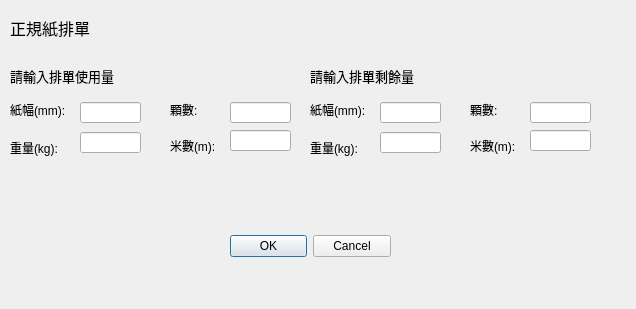
Old version of the form paperschedule.ui in the repository Po-haoHuang/huitong-paper.
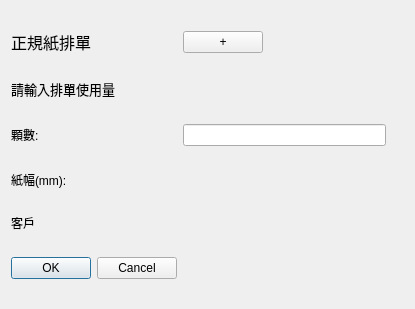
New version of the form.

Commit message:
dyma,ic num of input  number in schedule done
Todo: transfer paper should combine when all col are the same
Todo: minus button
Todo: status 4 6 to 3 5 when customer added

```diff
--- a/paperschedule.ui
+++ b/paperschedule.ui
@@ -6,12 +6,12 @@
    <rect>
     <x>0</x>
     <y>0</y>
-    <width>636</width>
+    <width>415</width>
     <height>309</height>
    </rect>
   </property>
   <property name="sizePolicy">
-   <sizepolicy hsizetype="Fixed" vsizetype="Fixed">
+   <sizepolicy hsizetype="Expanding" vsizetype="Fixed">
     <horstretch>0</horstretch>
     <verstretch>0</verstretch>
    </sizepolicy>
@@ -19,95 +19,14 @@
   <property name="windowTitle">
    <string>正規紙排單</string>
   </property>
-  <widget class="QDialogButtonBox" name="paperInputButtonBox">
-   <property name="geometry">
-    <rect>
-     <x>230</x>
-     <y>230</y>
-     <width>161</width>
-     <height>32</height>
-    </rect>
-   </property>
-   <property name="orientation">
-    <enum>Qt::Horizontal</enum>
-   </property>
-   <property name="standardButtons">
-    <set>QDialogButtonBox::Cancel|QDialogButtonBox::Ok</set>
-   </property>
-  </widget>
-  <widget class="QLabel" name="paperLength">
-   <property name="geometry">
-    <rect>
-     <x>170</x>
-     <y>130</y>
-     <width>51</width>
-     <height>31</height>
-    </rect>
-   </property>
-   <property name="text">
-    <string>米數(m):</string>
-   </property>
-  </widget>
-  <widget class="QLineEdit" name="paperWeightEdit">
-   <property name="geometry">
-    <rect>
-     <x>80</x>
-     <y>132</y>
-     <width>61</width>
-     <height>21</height>
-    </rect>
-   </property>
-   <property name="sizePolicy">
-    <sizepolicy hsizetype="Fixed" vsizetype="Fixed">
-     <horstretch>0</horstretch>
-     <verstretch>0</verstretch>
-    </sizepolicy>
-   </property>
-   <property name="minimumSize">
-    <size>
-     <width>0</width>
-     <height>0</height>
-    </size>
-   </property>
-   <property name="maximumSize">
-    <size>
-     <width>110</width>
-     <height>16777215</height>
-    </size>
-   </property>
-   <property name="focusPolicy">
-    <enum>Qt::ClickFocus</enum>
-   </property>
-   <property name="inputMask">
-    <string/>
-   </property>
-   <property name="text">
-    <string/>
-   </property>
-   <property name="maxLength">
-    <number>32767</number>
-   </property>
-   <property name="cursorPosition">
-    <number>0</number>
-   </property>
-   <property name="dragEnabled">
-    <bool>false</bool>
-   </property>
-   <property name="cursorMoveStyle">
-    <enum>Qt::LogicalMoveStyle</enum>
-   </property>
-   <property name="clearButtonEnabled" stdset="0">
-    <bool>false</bool>
-   </property>
-  </widget>
+  <layout class="QGridLayout" name="gridLayout">
+   <item row="2" column="0">
   <widget class="QLabel" name="paperRollNumber">
-   <property name="geometry">
-    <rect>
-     <x>170</x>
-     <y>90</y>
-     <width>31</width>
-     <height>41</height>
-    </rect>
+     <property name="sizePolicy">
+      <sizepolicy hsizetype="Fixed" vsizetype="Fixed">
+       <horstretch>0</horstretch>
+       <verstretch>0</verstretch>
+      </sizepolicy>
    </property>
    <property name="text">
     <string>&lt;html&gt;&lt;head/&gt;&lt;body&gt;&lt;p&gt;顆數:&lt;/p&gt;&lt;/body&gt;&lt;/html&gt;</string>
@@ -116,66 +35,30 @@
     <set>Qt::AlignLeading|Qt::AlignLeft|Qt::AlignVCenter</set>
    </property>
   </widget>
-  <widget class="QLineEdit" name="paperLengthEdit">
-   <property name="geometry">
-    <rect>
-     <x>230</x>
-     <y>130</y>
-     <width>61</width>
-     <height>21</height>
-    </rect>
-   </property>
+   </item>
+   <item row="3" column="0">
+    <widget class="QLabel" name="paperWidth">
    <property name="sizePolicy">
     <sizepolicy hsizetype="Fixed" vsizetype="Fixed">
      <horstretch>0</horstretch>
      <verstretch>0</verstretch>
     </sizepolicy>
    </property>
-   <property name="minimumSize">
-    <size>
-     <width>0</width>
-     <height>0</height>
-    </size>
-   </property>
-   <property name="maximumSize">
-    <size>
-     <width>110</width>
-     <height>16777215</height>
-    </size>
-   </property>
-   <property name="focusPolicy">
-    <enum>Qt::ClickFocus</enum>
-   </property>
-   <property name="inputMask">
-    <string/>
-   </property>
    <property name="text">
-    <string/>
-   </property>
-   <property name="maxLength">
-    <number>32767</number>
-   </property>
-   <property name="cursorPosition">
-    <number>0</number>
-   </property>
-   <property name="dragEnabled">
-    <bool>false</bool>
-   </property>
-   <property name="cursorMoveStyle">
-    <enum>Qt::LogicalMoveStyle</enum>
-   </property>
-   <property name="clearButtonEnabled" stdset="0">
-    <bool>false</bool>
-   </property>
-  </widget>
+      <string>&lt;html&gt;&lt;head/&gt;&lt;body&gt;&lt;p&gt;紙幅(mm):&lt;/p&gt;&lt;/body&gt;&lt;/html&gt;</string>
+     </property>
+     <property name="alignment">
+      <set>Qt::AlignLeading|Qt::AlignLeft|Qt::AlignVCenter</set>
+     </property>
+    </widget>
+   </item>
+   <item row="0" column="0">
   <widget class="QLabel" name="paperScheduleTitle">
-   <property name="geometry">
-    <rect>
-     <x>10</x>
-     <y>12</y>
-     <width>81</width>
-     <height>31</height>
-    </rect>
+     <property name="sizePolicy">
+      <sizepolicy hsizetype="Fixed" vsizetype="Fixed">
+       <horstretch>0</horstretch>
+       <verstretch>0</verstretch>
+      </sizepolicy>
    </property>
    <property name="font">
     <font>
@@ -189,147 +72,14 @@
     <set>Qt::AlignLeading|Qt::AlignLeft|Qt::AlignVCenter</set>
    </property>
   </widget>
-  <widget class="QLabel" name="paperWeight">
-   <property name="geometry">
-    <rect>
-     <x>10</x>
-     <y>132</y>
-     <width>51</width>
-     <height>31</height>
-    </rect>
-   </property>
-   <property name="text">
-    <string>重量(kg):</string>
-   </property>
-  </widget>
-  <widget class="QLineEdit" name="paperWidthEdit">
-   <property name="geometry">
-    <rect>
-     <x>80</x>
-     <y>102</y>
-     <width>61</width>
-     <height>21</height>
-    </rect>
-   </property>
-   <property name="sizePolicy">
-    <sizepolicy hsizetype="Fixed" vsizetype="Fixed">
-     <horstretch>0</horstretch>
-     <verstretch>0</verstretch>
-    </sizepolicy>
-   </property>
-   <property name="minimumSize">
-    <size>
-     <width>0</width>
-     <height>0</height>
-    </size>
-   </property>
-   <property name="maximumSize">
-    <size>
-     <width>110</width>
-     <height>16777215</height>
-    </size>
-   </property>
-   <property name="focusPolicy">
-    <enum>Qt::ClickFocus</enum>
-   </property>
-   <property name="inputMask">
-    <string/>
-   </property>
-   <property name="text">
-    <string/>
-   </property>
-   <property name="maxLength">
-    <number>32767</number>
-   </property>
-   <property name="cursorPosition">
-    <number>0</number>
-   </property>
-   <property name="dragEnabled">
-    <bool>false</bool>
-   </property>
-   <property name="cursorMoveStyle">
-    <enum>Qt::LogicalMoveStyle</enum>
-   </property>
-   <property name="clearButtonEnabled" stdset="0">
-    <bool>false</bool>
-   </property>
-  </widget>
-  <widget class="QLineEdit" name="paperRollNumberEdit">
-   <property name="geometry">
-    <rect>
-     <x>230</x>
-     <y>102</y>
-     <width>61</width>
-     <height>21</height>
-    </rect>
-   </property>
-   <property name="sizePolicy">
-    <sizepolicy hsizetype="Fixed" vsizetype="Fixed">
-     <horstretch>0</horstretch>
-     <verstretch>0</verstretch>
-    </sizepolicy>
-   </property>
-   <property name="minimumSize">
-    <size>
-     <width>0</width>
-     <height>0</height>
-    </size>
-   </property>
-   <property name="maximumSize">
-    <size>
-     <width>110</width>
-     <height>16777215</height>
-    </size>
-   </property>
-   <property name="focusPolicy">
-    <enum>Qt::ClickFocus</enum>
-   </property>
-   <property name="inputMask">
-    <string/>
-   </property>
-   <property name="text">
-    <string/>
-   </property>
-   <property name="maxLength">
-    <number>32767</number>
-   </property>
-   <property name="cursorPosition">
-    <number>0</number>
-   </property>
-   <property name="dragEnabled">
-    <bool>false</bool>
-   </property>
-   <property name="cursorMoveStyle">
-    <enum>Qt::LogicalMoveStyle</enum>
-   </property>
-   <property name="clearButtonEnabled" stdset="0">
-    <bool>false</bool>
-   </property>
-  </widget>
-  <widget class="QLabel" name="paperWidth">
-   <property name="geometry">
-    <rect>
-     <x>10</x>
-     <y>90</y>
-     <width>61</width>
-     <height>41</height>
-    </rect>
-   </property>
-   <property name="text">
-    <string>&lt;html&gt;&lt;head/&gt;&lt;body&gt;&lt;p&gt;紙幅(mm):&lt;/p&gt;&lt;/body&gt;&lt;/html&gt;</string>
-   </property>
-   <property name="alignment">
-    <set>Qt::AlignLeading|Qt::AlignLeft|Qt::AlignVCenter</set>
-   </property>
-  </widget>
+   </item>
+   <item row="1" column="0" colspan="5">
   <widget class="QLabel" name="paperScheduleNotice">
-   <property name="geometry">
-    <rect>
-     <x>10</x>
-     <y>60</y>
-     <width>141</width>
-     <height>31</height>
-    </rect>
+     <property name="sizePolicy">
+      <sizepolicy hsizetype="Fixed" vsizetype="Fixed">
+       <horstretch>0</horstretch>
+       <verstretch>0</verstretch>
+      </sizepolicy>
    </property>
    <property name="font">
     <font>
@@ -343,293 +93,60 @@
     <set>Qt::AlignLeading|Qt::AlignLeft|Qt::AlignVCenter</set>
    </property>
   </widget>
-  <widget class="QLabel" name="paperLength_2">
-   <property name="geometry">
-    <rect>
-     <x>470</x>
-     <y>130</y>
-     <width>51</width>
-     <height>31</height>
-    </rect>
-   </property>
-   <property name="text">
-    <string>米數(m):</string>
-   </property>
-  </widget>
-  <widget class="QLabel" name="paperWidth_2">
-   <property name="geometry">
-    <rect>
-     <x>310</x>
-     <y>90</y>
-     <width>61</width>
-     <height>41</height>
-    </rect>
-   </property>
-   <property name="text">
-    <string>&lt;html&gt;&lt;head/&gt;&lt;body&gt;&lt;p&gt;紙幅(mm):&lt;/p&gt;&lt;/body&gt;&lt;/html&gt;</string>
-   </property>
-   <property name="alignment">
-    <set>Qt::AlignLeading|Qt::AlignLeft|Qt::AlignVCenter</set>
-   </property>
-  </widget>
-  <widget class="QLineEdit" name="paperRollNumberEdit_2">
-   <property name="geometry">
-    <rect>
-     <x>530</x>
-     <y>102</y>
-     <width>61</width>
-     <height>21</height>
-    </rect>
-   </property>
+   </item>
+   <item row="4" column="0">
+    <widget class="QLabel" name="paperCustomer">
    <property name="sizePolicy">
     <sizepolicy hsizetype="Fixed" vsizetype="Fixed">
      <horstretch>0</horstretch>
      <verstretch>0</verstretch>
     </sizepolicy>
    </property>
-   <property name="minimumSize">
-    <size>
-     <width>0</width>
-     <height>0</height>
-    </size>
-   </property>
-   <property name="maximumSize">
-    <size>
-     <width>110</width>
-     <height>16777215</height>
-    </size>
-   </property>
-   <property name="focusPolicy">
-    <enum>Qt::ClickFocus</enum>
-   </property>
-   <property name="inputMask">
-    <string/>
-   </property>
    <property name="text">
-    <string/>
-   </property>
-   <property name="maxLength">
-    <number>32767</number>
-   </property>
-   <property name="cursorPosition">
-    <number>0</number>
-   </property>
-   <property name="dragEnabled">
-    <bool>false</bool>
-   </property>
-   <property name="cursorMoveStyle">
-    <enum>Qt::LogicalMoveStyle</enum>
-   </property>
-   <property name="clearButtonEnabled" stdset="0">
-    <bool>false</bool>
-   </property>
-  </widget>
-  <widget class="QLabel" name="paperWeight_2">
-   <property name="geometry">
-    <rect>
-     <x>310</x>
-     <y>132</y>
-     <width>51</width>
-     <height>31</height>
-    </rect>
-   </property>
-   <property name="text">
-    <string>重量(kg):</string>
-   </property>
-  </widget>
-  <widget class="QLineEdit" name="paperWeightEdit_2">
-   <property name="geometry">
-    <rect>
-     <x>380</x>
-     <y>132</y>
-     <width>61</width>
-     <height>21</height>
-    </rect>
-   </property>
+      <string>客戶</string>
+     </property>
+    </widget>
+   </item>
+   <item row="0" column="1">
+    <widget class="QPushButton" name="paperPlus">
    <property name="sizePolicy">
     <sizepolicy hsizetype="Fixed" vsizetype="Fixed">
      <horstretch>0</horstretch>
      <verstretch>0</verstretch>
     </sizepolicy>
    </property>
-   <property name="minimumSize">
-    <size>
-     <width>0</width>
-     <height>0</height>
-    </size>
-   </property>
-   <property name="maximumSize">
-    <size>
-     <width>110</width>
-     <height>16777215</height>
-    </size>
-   </property>
-   <property name="focusPolicy">
-    <enum>Qt::ClickFocus</enum>
-   </property>
-   <property name="inputMask">
-    <string/>
-   </property>
    <property name="text">
-    <string/>
-   </property>
-   <property name="maxLength">
-    <number>32767</number>
-   </property>
-   <property name="cursorPosition">
-    <number>0</number>
-   </property>
-   <property name="dragEnabled">
-    <bool>false</bool>
-   </property>
-   <property name="cursorMoveStyle">
-    <enum>Qt::LogicalMoveStyle</enum>
-   </property>
-   <property name="clearButtonEnabled" stdset="0">
-    <bool>false</bool>
-   </property>
-  </widget>
-  <widget class="QLineEdit" name="paperLengthEdit_2">
-   <property name="geometry">
-    <rect>
-     <x>530</x>
-     <y>130</y>
-     <width>61</width>
-     <height>21</height>
-    </rect>
-   </property>
+      <string>+</string>
+     </property>
+    </widget>
+   </item>
+   <item row="2" column="1">
+    <widget class="QLineEdit" name="paperRollNumberEdit">
    <property name="sizePolicy">
-    <sizepolicy hsizetype="Fixed" vsizetype="Fixed">
+      <sizepolicy hsizetype="Expanding" vsizetype="Fixed">
      <horstretch>0</horstretch>
      <verstretch>0</verstretch>
     </sizepolicy>
    </property>
-   <property name="minimumSize">
-    <size>
-     <width>0</width>
-     <height>0</height>
-    </size>
-   </property>
-   <property name="maximumSize">
-    <size>
-     <width>110</width>
-     <height>16777215</height>
-    </size>
-   </property>
-   <property name="focusPolicy">
-    <enum>Qt::ClickFocus</enum>
-   </property>
-   <property name="inputMask">
-    <string/>
-   </property>
-   <property name="text">
-    <string/>
-   </property>
-   <property name="maxLength">
-    <number>32767</number>
-   </property>
-   <property name="cursorPosition">
-    <number>0</number>
-   </property>
-   <property name="dragEnabled">
-    <bool>false</bool>
-   </property>
-   <property name="cursorMoveStyle">
-    <enum>Qt::LogicalMoveStyle</enum>
-   </property>
-   <property name="clearButtonEnabled" stdset="0">
-    <bool>false</bool>
-   </property>
-  </widget>
-  <widget class="QLabel" name="paperRollNumber_2">
-   <property name="geometry">
-    <rect>
-     <x>470</x>
-     <y>90</y>
-     <width>31</width>
-     <height>41</height>
-    </rect>
-   </property>
-   <property name="text">
-    <string>&lt;html&gt;&lt;head/&gt;&lt;body&gt;&lt;p&gt;顆數:&lt;/p&gt;&lt;/body&gt;&lt;/html&gt;</string>
-   </property>
-   <property name="alignment">
-    <set>Qt::AlignLeading|Qt::AlignLeft|Qt::AlignVCenter</set>
-   </property>
-  </widget>
-  <widget class="QLineEdit" name="paperWidthEdit_2">
-   <property name="geometry">
-    <rect>
-     <x>380</x>
-     <y>102</y>
-     <width>61</width>
-     <height>21</height>
-    </rect>
-   </property>
+    </widget>
+   </item>
+   <item row="5" column="0">
+    <widget class="QDialogButtonBox" name="paperInputButtonBox">
    <property name="sizePolicy">
     <sizepolicy hsizetype="Fixed" vsizetype="Fixed">
      <horstretch>0</horstretch>
      <verstretch>0</verstretch>
     </sizepolicy>
    </property>
-   <property name="minimumSize">
-    <size>
-     <width>0</width>
-     <height>0</height>
-    </size>
-   </property>
-   <property name="maximumSize">
-    <size>
-     <width>110</width>
-     <height>16777215</height>
-    </size>
-   </property>
-   <property name="focusPolicy">
-    <enum>Qt::ClickFocus</enum>
-   </property>
-   <property name="inputMask">
-    <string/>
-   </property>
-   <property name="text">
-    <string/>
-   </property>
-   <property name="maxLength">
-    <number>32767</number>
-   </property>
-   <property name="cursorPosition">
-    <number>0</number>
-   </property>
-   <property name="dragEnabled">
-    <bool>false</bool>
-   </property>
-   <property name="cursorMoveStyle">
-    <enum>Qt::LogicalMoveStyle</enum>
-   </property>
-   <property name="clearButtonEnabled" stdset="0">
-    <bool>false</bool>
-   </property>
-  </widget>
-  <widget class="QLabel" name="paperScheduleNotice_2">
-   <property name="geometry">
-    <rect>
-     <x>310</x>
-     <y>60</y>
-     <width>141</width>
-     <height>31</height>
-    </rect>
-   </property>
-   <property name="font">
-    <font>
-     <pointsize>10</pointsize>
-    </font>
-   </property>
-   <property name="text">
-    <string>請輸入排單剩餘量</string>
-   </property>
-   <property name="alignment">
-    <set>Qt::AlignLeading|Qt::AlignLeft|Qt::AlignVCenter</set>
-   </property>
-  </widget>
+     <property name="orientation">
+      <enum>Qt::Horizontal</enum>
+     </property>
+     <property name="standardButtons">
+      <set>QDialogButtonBox::Cancel|QDialogButtonBox::Ok</set>
+     </property>
+    </widget>
+   </item>
+  </layout>
  </widget>
  <resources/>
  <connections>
```
Lines whose indentation alone changed are shown as unchanged. The commit also changes 9 other files.
